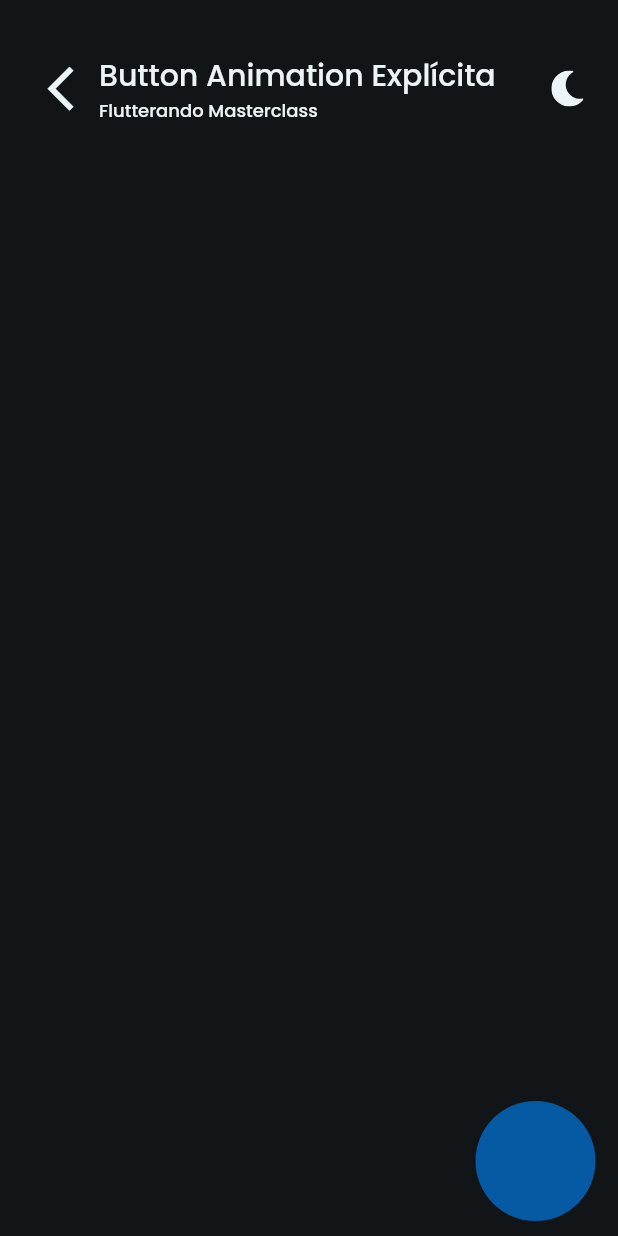
After one commit to montonurb/Masterclass-App, a Flutter app: the FirstExplicitAnimationScreenMyWidget screen opened by its route, on a phone screen of 412 x 824 dp. The commit adds this screen. Run offline on Flutter 3.47's test engine with Material 2 defaults, Android fonts, the phone set to English and light mode, and no system bars; our stand-ins replace flutter_svg, google_fonts; missing offline and left inert: mask_input_formatter.

Commit message:
adicionando animação controlada - exercicio 1

```diff
--- a/lib/main.dart
+++ b/lib/main.dart
@@ -1,5 +1,6 @@
 import 'package:flutter/material.dart';
 import 'package:masterclass_app/screen/activity/activiy_screen.dart';
+import 'package:masterclass_app/screen/animation/explicit_animation/first_explicit_animation_screen.dart';
 import 'package:masterclass_app/screen/animation/implied_animation/first_implied_animation_screen.dart';
 import 'package:masterclass_app/screen/animation/implied_animation/second_implied_animation_screen.dart';
 import 'package:masterclass_app/screen/design_pattern/cpf/cpf_screen.dart';
@@ -35,8 +36,9 @@ class _MasterClassAppState extends State<MasterClassApp> {
             const FirstImpliedAnimationScreen(),
         "/second-implied-animation-screen": (context) =>
             const SecondImpliedAnimationScreen(),
-        //"/controlled-animation-screen": (context) => const FirstImpliedAnimationScreen(),
-        //"/controlled-animation-screen": (context) => const FirstImpliedAnimationScreen(),
+        "/first-controlled-animation-screen": (context) =>
+            const FirstExplicitAnimationScreenMyWidget(),
+        //"/second-controlled-animation-screen": (context) => const Second(),
         "/bank-mockup-screen": (context) => const BankScreen(),
         "/tinder-mockup-screen": (context) => const TinderScreen(),
       },
--- a/lib/models/exercise/card.dart
+++ b/lib/models/exercise/card.dart
@@ -12,7 +12,7 @@ List<List<dynamic>> card = const [
   [
     "assets/img/home/awesome-running.svg",
     "Animações",
-    2,
+    4,
     "Estudos sobre animações implícitas e controladas, contendo 4 exercícios e 2 estudos.",
     "",
     [
--- /dev/null
+++ b/lib/screen/animation/explicit_animation/first_explicit_animation_screen.dart
@@ -0,0 +1,95 @@
+import 'package:flutter/material.dart';
+import 'package:masterclass_app/screen/widgets/header_widget.dart';
+import 'package:masterclass_app/theme/app_theme.dart';
+
+class FirstExplicitAnimationScreenMyWidget extends StatefulWidget {
+  const FirstExplicitAnimationScreenMyWidget({Key? key}) : super(key: key);
+
+  @override
+  State<FirstExplicitAnimationScreenMyWidget> createState() =>
+      FirstExplicitAnimationScreenMyWidgetState();
+}
+
+class FirstExplicitAnimationScreenMyWidgetState
+    extends State<FirstExplicitAnimationScreenMyWidget>
+    with TickerProviderStateMixin {
+  late AnimationController controller;
+  late Animation<Size?> sizeAnimation;
+  late Animation<Color?> colorAnimation;
+  late Animation alignAnimation;
+  late Animation<double?> borderAnimation;
+
+  void toggle() {
+    if (controller.value == 0) {
+      controller.forward();
+    } else {
+      controller.reverse();
+    }
+  }
+
+  @override
+  void initState() {
+    controller = AnimationController(
+      vsync: this,
+      duration: const Duration(seconds: 1),
+    );
+    sizeAnimation = SizeTween(
+      begin: const Size(80, 80),
+      end: const Size(160, 80),
+    ).animate(controller);
+
+    colorAnimation = ColorTween(
+      begin: AppTheme.colors.primary,
+      end: AppTheme.colors.textHighlight,
+    ).animate(controller);
+
+    alignAnimation = AlignmentTween(
+      begin: Alignment.bottomRight,
+      end: Alignment.topCenter,
+    ).animate(controller);
+
+    borderAnimation = Tween<double?>(begin: 40.0, end: 0.0).animate(controller);
+
+    super.initState();
+  }
+
+  @override
+  Widget build(BuildContext context) {
+    return SafeArea(
+      child: Scaffold(
+        backgroundColor: AppTheme.colors.scaffoldBackground,
+        body: Padding(
+          padding:
+              const EdgeInsets.only(top: 35, left: 15, right: 15, bottom: 10),
+          child: Column(
+            children: [
+              HeaderWidget(title: "Button Animation Explícita", logo: false),
+              const SizedBox(height: 16),
+              Expanded(
+                child: GestureDetector(
+                  onTap: toggle,
+                  child: AnimatedBuilder(
+                      animation: controller,
+                      builder: (context, child) {
+                        return Align(
+                          alignment: alignAnimation.value,
+                          child: Container(
+                            height: sizeAnimation.value?.height,
+                            width: sizeAnimation.value?.width,
+                            decoration: BoxDecoration(
+                              color: colorAnimation.value,
+                              borderRadius:
+                                  BorderRadius.circular(borderAnimation.value!),
+                            ),
+                          ),
+                        );
+                      }),
+                ),
+              ),
+            ],
+          ),
+        ),
+      ),
+    );
+  }
+}
```
